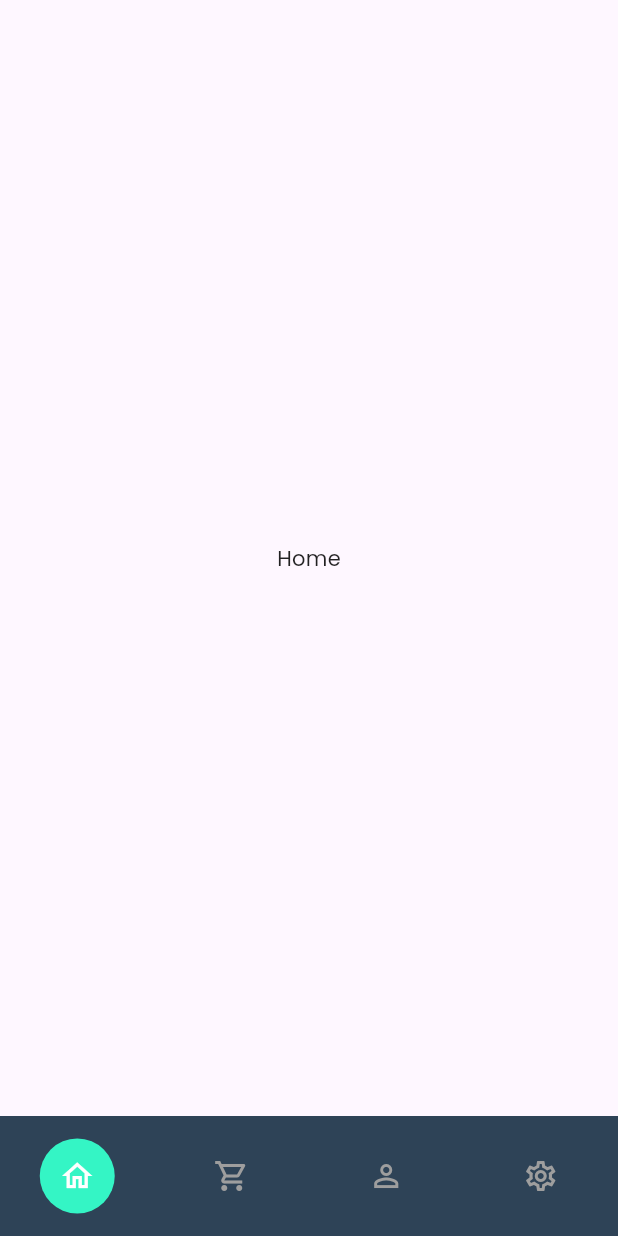
After one commit to iiShahad/pofy, a Flutter app: the Home screen opened by its route, on a phone screen of 412 x 824 dp. The commit adds this screen. Run offline on Flutter 3.47's test engine with Material 2 defaults, Android fonts, the phone set to English and light mode, and no system bars; our stand-ins replace flutter_riverpod, go_router, google_fonts.

Commit message:
Setup Routing Done

```diff
--- /dev/null
+++ b/lib/features/home/screens/home_page.dart
@@ -0,0 +1,15 @@
+import 'package:flutter/material.dart';
+import 'package:flutter_riverpod/flutter_riverpod.dart';
+
+class Home extends ConsumerWidget {
+  const Home({super.key});
+
+
+  @override
+  Widget build(BuildContext context, WidgetRef ref) {
+
+    return Scaffold(
+      body: Center(child: Text("Home"),),
+    );
+  }
+}
--- /dev/null
+++ b/lib/features/layout/screens/layout_screen.dart
@@ -0,0 +1,79 @@
+import 'package:flutter/material.dart';
+import 'package:go_router/go_router.dart';
+import 'package:pofy/features/layout/screens/widgets/active_icon.dart';
+
+import '../../../core/palette.dart';
+
+class Layout extends StatelessWidget {
+  const Layout({
+    Key? key,
+    required this.navigationShell,
+  }) : super(
+            key: key ?? const ValueKey<String>('ScaffoldWithNestedNavigation'));
+  final StatefulNavigationShell navigationShell;
+
+  void _goBranch(int index) {
+    navigationShell.goBranch(
+      index,
+      initialLocation: index == navigationShell.currentIndex,
+    );
+  }
+
+  @override
+  Widget build(BuildContext context) {
+    return Scaffold(
+      body: navigationShell,
+      bottomNavigationBar: NavigationBar(
+        backgroundColor: Palette.teritiary,
+        elevation: 0,
+        labelBehavior: NavigationDestinationLabelBehavior.alwaysHide,
+        indicatorColor: Colors.transparent,
+
+        selectedIndex: navigationShell.currentIndex,
+        onDestinationSelected: _goBranch,
+        destinations: const [
+          NavigationDestination(
+            selectedIcon: ActiveIcon(
+              icon: Icons.home_outlined,
+            ),
+            icon: Icon(
+              Icons.home_outlined,
+              color: Colors.grey,
+            ),
+            label: "Home",
+          ),
+          NavigationDestination(
+            selectedIcon: ActiveIcon(
+              icon: Icons.shopping_cart_outlined,
+            ),
+            icon: Icon(
+              Icons.shopping_cart_outlined,
+              color: Colors.grey,
+            ),
+            label: "Marketplace",
+          ),
+          NavigationDestination(
+            selectedIcon: ActiveIcon(
+              icon: Icons.person_outline,
+            ),
+            icon: Icon(
+              Icons.person_outline,
+              color: Colors.grey,
+            ),
+            label: "Portfolio",
+          ),
+          NavigationDestination(
+            selectedIcon: ActiveIcon(
+              icon: Icons.settings_outlined,
+            ),
+            icon: Icon(
+              Icons.settings_outlined,
+              color: Colors.grey,
+            ),
+            label: "Settings",
+          ),
+        ],
+      ),
+    );
+  }
+}
--- /dev/null
+++ b/lib/features/layout/screens/widgets/active_icon.dart
@@ -0,0 +1,26 @@
+import 'package:flutter/material.dart';
+
+import '../../../../core/palette.dart';
+
+
+class ActiveIcon extends StatelessWidget {
+  final IconData icon;
+
+  const ActiveIcon({
+    Key? key,
+    required this.icon,
+  }) : super(key: key);
+
+  @override
+  Widget build(BuildContext context) {
+    return Container(
+      width: 50,
+      height: 50,
+      decoration: const BoxDecoration(
+        shape: BoxShape.circle,
+        color: Palette.primary,
+      ),
+      child: Icon(icon, color: Colors.white),
+    );
+  }
+}
```
Also changed, not shown: lib/features/marketplace/screens/marketplace_page.dart (added, +15 -0 lines), lib/features/portfolio/screens/portfolio_page.dart (added, +15 -0 lines), lib/features/settings/screens/settings_page.dart (added, +15 -0 lines), lib/router.dart (+75 -1 lines), lib/features/home/controller/home_controller.dart (added), lib/features/home/repository/home_repository.dart (added), lib/features/marketplace/controller/marketplace_controller.dart (added), lib/features/marketplace/repository/marketplace_repository.dart (added), lib/features/portfolio/controller/portfolio_controller.dart (added), lib/features/portfolio/repository/portfolio_repository.dart (added), lib/features/settings/controller/settings_controller.dart (added), lib/features/settings/repository/settings_repository.dart (added).
